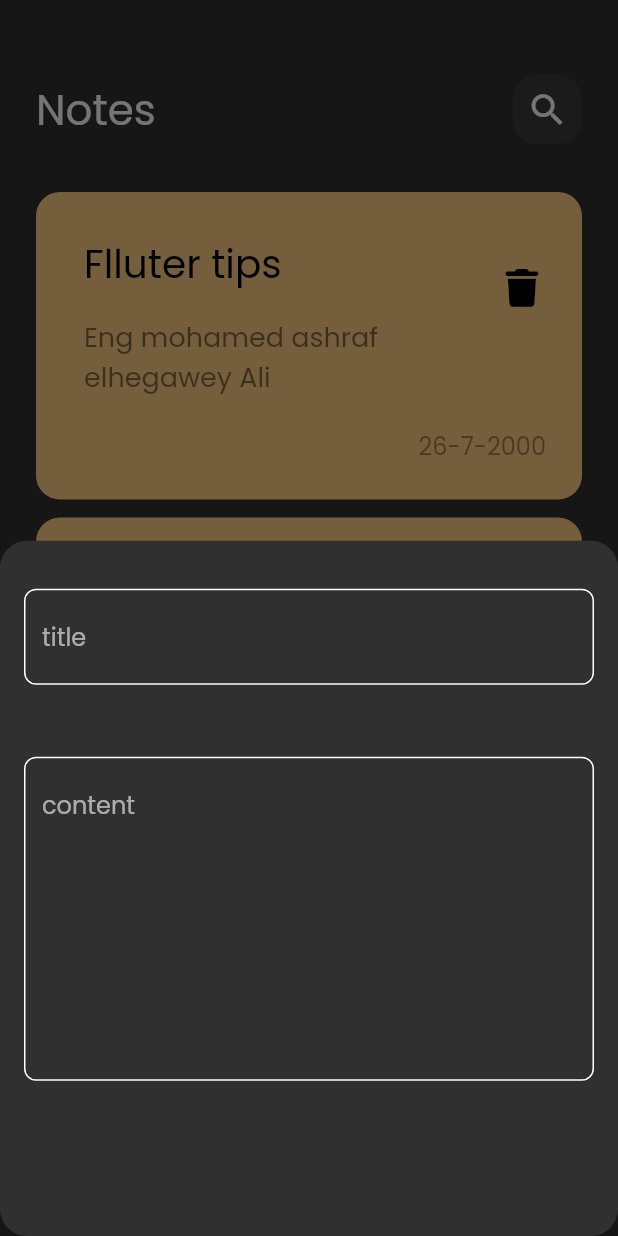
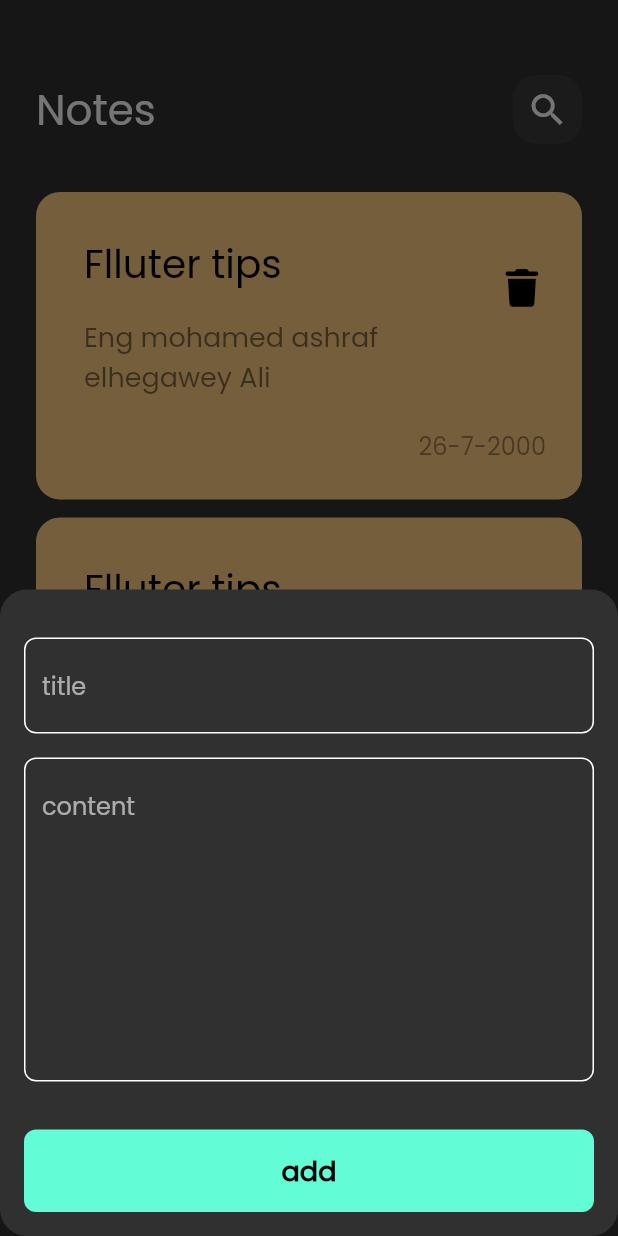
Before and after one commit to MOHAMD-ASHRAF/notes_app, a Flutter app: the screen it shows after launch, after a tap on an icon or button, on a phone screen of 412 x 824 dp. Run offline on Flutter 3.47's test engine with Material 2 defaults, Android fonts, the phone set to English and light mode, and no system bars; our stand-ins replace font_awesome_flutter.

Commit message:
finish note botton sheet

```diff
--- a/lib/widget/add_note_bottom_sheet.dart
+++ b/lib/widget/add_note_bottom_sheet.dart
@@ -1,13 +1,20 @@
 import 'package:flutter/material.dart';
 import 'package:notes_app/widget/custom_text_feild.dart';
+import 'package:notes_app/widget/custtom_botton.dart';
 
 class AddNoteBottomSheet extends StatelessWidget {
   const AddNoteBottomSheet({Key? key}) : super(key: key);
 
   @override
   Widget build(BuildContext context) {
-    return Column(
-      children: const[
+    return Padding(
+      padding: const EdgeInsets.symmetric(horizontal: 16),
+      child: SingleChildScrollView(
+        child: Column(
+          children: const [
+             SizedBox(
+              height: 32,
+            ),
             CustomTextFeild(
               hint: 'title',
             ),
@@ -18,7 +25,14 @@ class AddNoteBottomSheet extends StatelessWidget {
               hint: 'content',
               maxLine: 8,
             ),
+            SizedBox(height: 32,),
+            CustomButton(),
+            SizedBox(
+              height: 16,
+            ),
           ],
+        ),
+      ),
     );
   }
 }
--- a/lib/widget/custom_text_feild.dart
+++ b/lib/widget/custom_text_feild.dart
@@ -7,13 +7,8 @@ class CustomTextFeild extends StatelessWidget {
  final int maxLine;
   @override
   Widget build(BuildContext context) {
-    return Padding(
-      padding: const EdgeInsets.symmetric(horizontal: 16),
-      child: Column(
+    return Column(
       children: [
-          const SizedBox(
-            height: 32,
-          ),
         TextField(
           cursorColor: kPrimaryColor,
           maxLines: maxLine,
@@ -24,7 +19,6 @@ class CustomTextFeild extends StatelessWidget {
               focusedBorder: buildBorder(kPrimaryColor)),
         )
       ],
-      ),
     );
   }
 
--- /dev/null
+++ b/lib/widget/custtom_botton.dart
@@ -0,0 +1,19 @@
+import 'package:flutter/material.dart';
+import 'package:notes_app/constants.dart';
+
+class CustomButton extends StatelessWidget {
+  const CustomButton({Key? key}) : super(key: key);
+
+  @override
+  Widget build(BuildContext context) {
+    return Container(
+      width: MediaQuery.of(context).size.width,
+      height: 55,
+      decoration: BoxDecoration(
+        color: kPrimaryColor,
+        borderRadius: BorderRadius.circular(8),
+      ),
+      child: const Center(child: Text('add',style: TextStyle(color: Colors.black,fontSize: 18,fontWeight: FontWeight.bold),)),
+    );
+  }
+}
```
Also changed, not shown: lib/widget/custom_botton.dart (added). Lines whose indentation alone changed are shown as unchanged.
